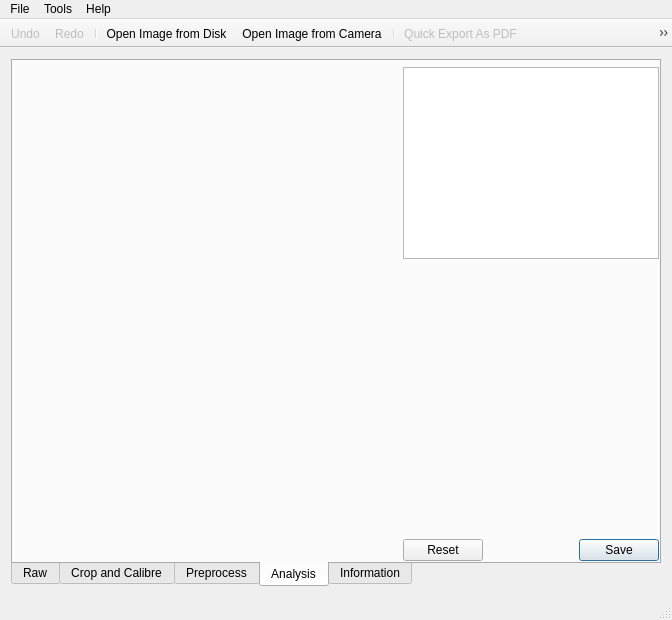
First picture: the form in gui/mainwindow.ui, repository librehat/caiga, before the edit.
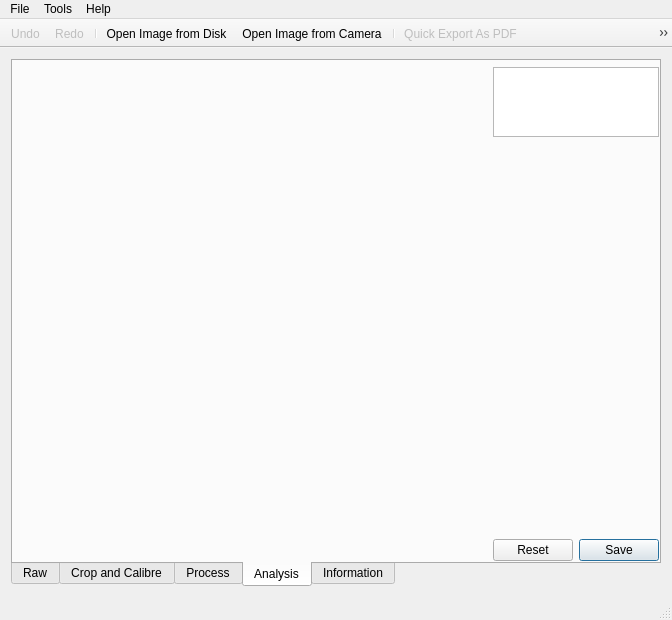
Second picture: the form after the edit. The open tabs and pages were chosen to show the change. Icons and pictures are not drawn. Custom widgets are drawn as their Qt base class.

```diff
--- a/gui/mainwindow.ui
+++ b/gui/mainwindow.ui
@@ -252,7 +252,7 @@
       </widget>
       <widget class="QWidget" name="preProcessTab">
        <attribute name="title">
-        <string>Preprocess</string>
+        <string>Process</string>
        </attribute>
        <layout class="QGridLayout" name="gridLayout">
         <property name="margin">
@@ -406,6 +406,9 @@
         </property>
         <item row="1" column="1" alignment="Qt::AlignTop">
          <widget class="QTableView" name="analysisTableView">
+          <property name="sizeAdjustPolicy">
+           <enum>QAbstractScrollArea::AdjustToContents</enum>
+          </property>
           <property name="selectionBehavior">
            <enum>QAbstractItemView::SelectRows</enum>
           </property>
```
Left out of the diff: 65 changed lines with no effect on the pictures.
